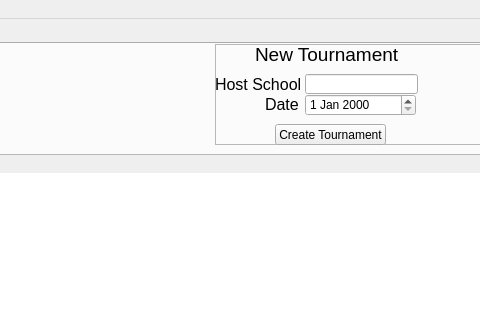
Qt form Forensics_Organizer.ui (goldRust/4n6_tracker) before a commit; both pictures show x 566 to 1046 and y 0 to 320 of the 1046 by 905 pixel window.
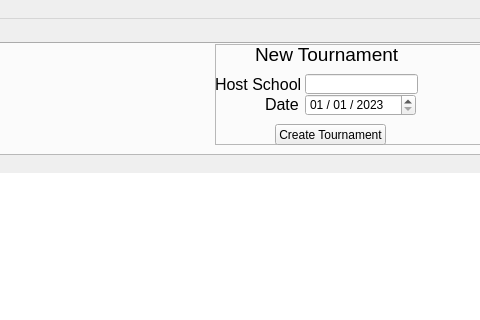
The same form after that commit. The open tabs and pages were chosen to show the change.

Commit message: Fixed bug causing multiple executions of EditPerformance on click. Changed date format on tournament tab.

Patch:
```diff
--- a/Forensics_Organizer.ui
+++ b/Forensics_Organizer.ui
@@ -643,6 +643,29 @@
          <height>22</height>
         </rect>
        </property>
+       <property name="dateTime">
+        <datetime>
+         <hour>0</hour>
+         <minute>0</minute>
+         <second>0</second>
+         <year>2023</year>
+         <month>1</month>
+         <day>1</day>
+        </datetime>
+       </property>
+       <property name="minimumTime">
+        <time>
+         <hour>5</hour>
+         <minute>0</minute>
+         <second>0</second>
+        </time>
+       </property>
+       <property name="currentSection">
+        <enum>QDateTimeEdit::YearSection</enum>
+       </property>
+       <property name="displayFormat">
+        <string>MM / dd / yyyy</string>
+       </property>
       </widget>
       <widget class="QLineEdit" name="nt_host">
        <property name="geometry">
```
Left out of the diff: 2 changed lines with no effect on the pictures. The commit also changes 3 other files.
